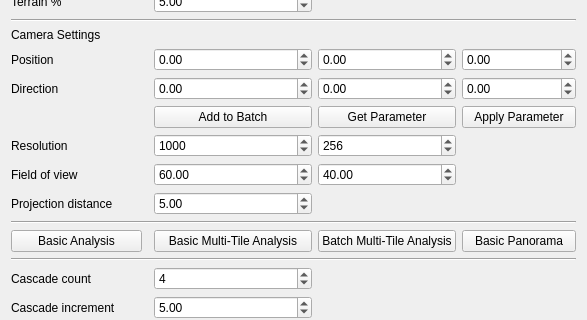
Qt form src/plugins/CityGMLVisibiliteQtPlugin/Dialogs/dialogVisibilite.ui (VCityTeam/3DUSE) before a commit; both pictures show x 0 to 587 and y 289 to 609 of the 587 by 712 pixel window.
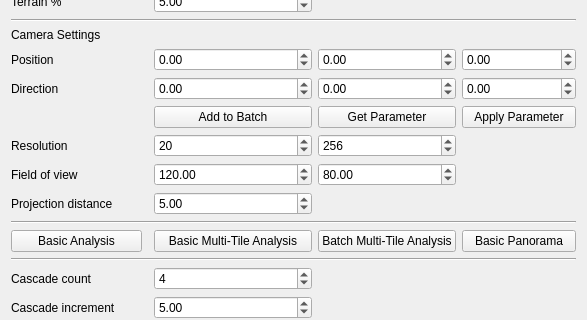
The same form after that commit.

```diff
--- a/src/plugins/CityGMLVisibiliteQtPlugin/Dialogs/dialogVisibilite.ui
+++ b/src/plugins/CityGMLVisibiliteQtPlugin/Dialogs/dialogVisibilite.ui
@@ -90,7 +90,7 @@
       <double>180.000000000000000</double>
      </property>
      <property name="value">
-      <double>40.000000000000000</double>
+      <double>80.000000000000000</double>
      </property>
     </widget>
    </item>
@@ -159,7 +159,7 @@
       <double>360.000000000000000</double>
      </property>
      <property name="value">
-      <double>60.000000000000000</double>
+      <double>120.000000000000000</double>
      </property>
     </widget>
    </item>
@@ -303,7 +303,7 @@
       <number>10</number>
      </property>
      <property name="value">
-      <number>1000</number>
+      <number>20</number>
      </property>
     </widget>
    </item>
```
